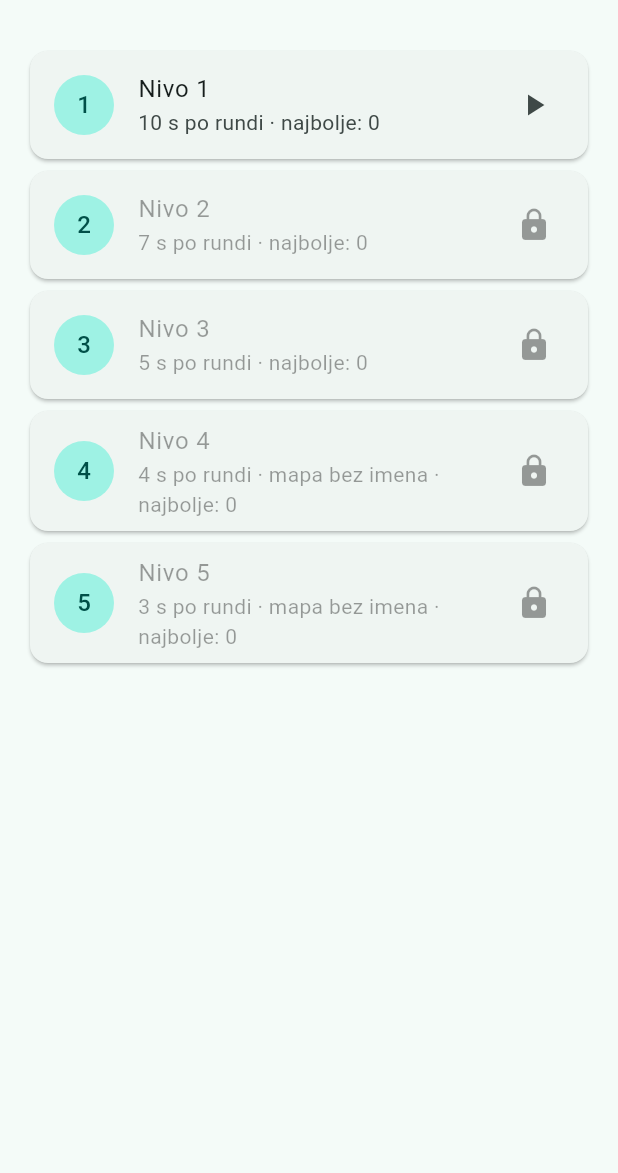
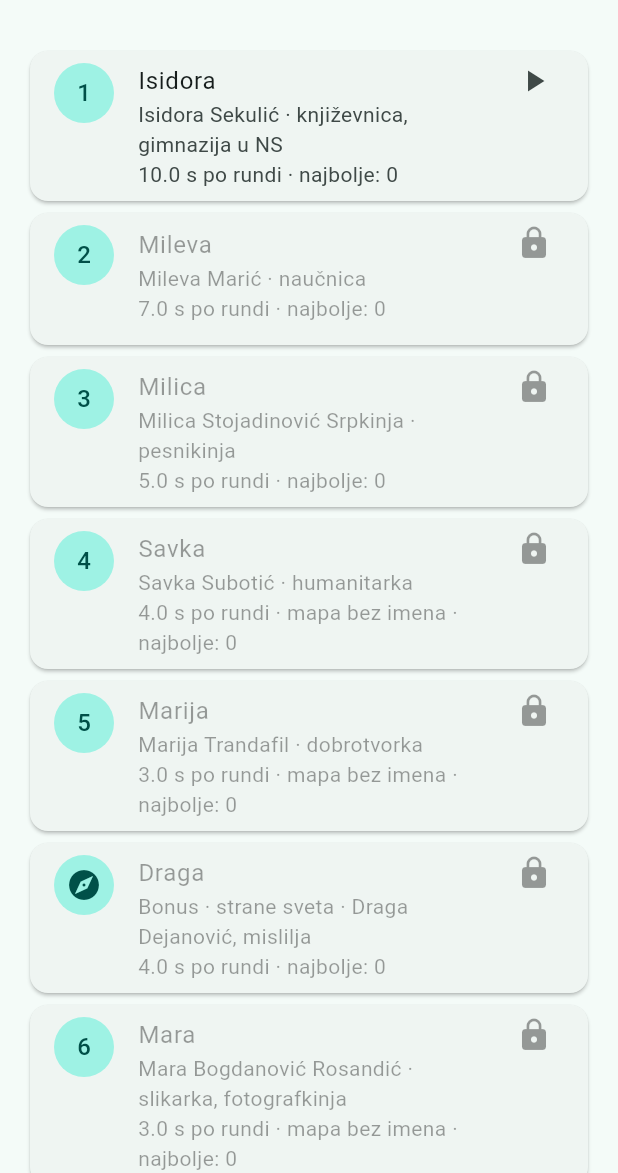
Before and after one commit to Git-FilipPerlic/deliverute, a Flutter app: the screen it shows after launch, on a phone screen of 412 x 824 dp, the part 63-1236 px from its top. Run offline on Flutter 3.47's test engine with Material 3 defaults, Android fonts, the phone set to English and light mode, and no system bars; our stand-ins replace flutter_map, latlong2, shared_preferences.

Commit message:
Vise adresa, blokasti font, 5 novih nivoa, bonus kompas nivo, nivoi nazvani po zenama Novog Sada
Co-Authored-By: Claude Sonnet 5.5 <noreply@anthropic.com>

```diff
--- a/lib/game/level.dart
+++ b/lib/game/level.dart
@@ -1,22 +1,84 @@
+import 'dart:math';
+
+import 'package:latlong2/latlong.dart';
+
+enum LevelKind { address, compass }
+
 /// Težina igre. Svaki nivo je teži od prethodnog: manji kvadrati, manje
-/// vremena, susedni (zbunjujući) kvadrati i na kraju mapa bez imena ulica.
+/// vremena, susedni (zbunjujući) kvadrati, mapa bez imena ulica i sve veći zoom.
 class Level {
-  final int number;
+  final int number; // redni broj u listi (čuva se u napretku)
+  final String title;
+  final LevelKind kind;
+  final double zoom;
   final double sizeScale; // 1.0 = ~600 m stranica kvadrata
   final Duration timeLimit; // po rundi; istek vremena = netačno
   final bool labels; // imena ulica na mapi
   final bool nearby; // kvadrati se biraju blizu tačnog
-  const Level(this.number, this.sizeScale, this.timeLimit,
-      {this.labels = true, this.nearby = false});
+  final String about; // žena po kojoj je nivo nazvan
+  const Level(
+    this.number,
+    this.title,
+    this.sizeScale,
+    this.timeLimit, {
+    this.zoom = 13.5,
+    this.labels = true,
+    this.nearby = false,
+    this.kind = LevelKind.address,
+    this.about = '',
+  });
 
   /// Tačnih odgovora (od 10) potrebno za otključavanje sledećeg nivoa.
   static const passMark = 7;
 
+  /// Redni broj bez bonus nivoa (Xenia = nivo 8).
+  int get shownNo =>
+      number - all.where((l) => l.kind == LevelKind.compass && l.number < number).length;
+
+  static const center = LatLng(45.2540, 19.8400);
+
+  /// Da li je tačka vidljiva na mapi pri ovom zoomu (sa marginom).
+  bool inView(LatLng p) {
+    final k = pow(2, 13.5 - zoom).toDouble() * .8;
+    return (p.latitude - center.latitude).abs() < 0.0256 * k &&
+        (p.longitude - center.longitude).abs() < 0.0242 * k;
+  }
+
   static const all = <Level>[
-    Level(1, 1.0, Duration(seconds: 10)),
-    Level(2, 0.8, Duration(seconds: 7)),
-    Level(3, 0.8, Duration(seconds: 5), nearby: true),
-    Level(4, 0.6, Duration(seconds: 4), labels: false, nearby: true),
-    Level(5, 0.5, Duration(seconds: 3), labels: false, nearby: true),
+    Level(1, 'Isidora', 1.0, Duration(seconds: 10),
+        about: 'Isidora Sekulić · književnica, gimnazija u NS'),
+    Level(2, 'Mileva', 0.8, Duration(seconds: 7),
+        about: 'Mileva Marić · naučnica'),
+    Level(3, 'Milica', 0.8, Duration(seconds: 5),
+        nearby: true, about: 'Milica Stojadinović Srpkinja · pesnikinja'),
+    Level(4, 'Savka', 0.6, Duration(seconds: 4),
+        labels: false, nearby: true, about: 'Savka Subotić · humanitarka'),
+    Level(5, 'Marija', 0.5, Duration(seconds: 3),
+        labels: false, nearby: true, about: 'Marija Trandafil · dobrotvorka'),
+    Level(6, 'Draga', 1.0, Duration(seconds: 4),
+        kind: LevelKind.compass,
+        about: 'Bonus · strane sveta · Draga Dejanović, mislilja'),
+    Level(7, 'Mara', 0.45, Duration(seconds: 3),
+        zoom: 14,
+        labels: false,
+        nearby: true,
+        about: 'Mara Bogdanović Rosandić · slikarka, fotografkinja'),
+    Level(8, 'Mira', 0.35, Duration(seconds: 3),
+        zoom: 14.5,
+        labels: false,
+        nearby: true,
+        about: 'Mira Banjac · glumica'),
+    Level(9, 'Xenia', 0.3, Duration(milliseconds: 2500),
+        zoom: 14.5, labels: false, nearby: true, about: 'Nivo 8'),
+    Level(10, 'Nataša', 0.25, Duration(milliseconds: 2500),
+        zoom: 15,
+        labels: false,
+        nearby: true,
+        about: 'Nataša Bekvalac · pevačica'),
+    Level(11, 'Julijana', 0.2, Duration(seconds: 2),
+        zoom: 15,
+        labels: false,
+        nearby: true,
+        about: 'Julijana Ilijić · borkinja za ženska prava'),
   ];
 }
--- a/lib/screens/home_screen.dart
+++ b/lib/screens/home_screen.dart
@@ -2,7 +2,7 @@ import 'package:flutter/material.dart';
 
 import '../data/progress.dart';
 import '../game/level.dart';
-import 'game_screen.dart';
+import 'level_screen.dart';
 
 class HomeScreen extends StatelessWidget {
   const HomeScreen({super.key});
@@ -20,19 +20,25 @@ class HomeScreen extends StatelessWidget {
               Card(
                 child: ListTile(
                   enabled: level.number <= progress.unlocked,
-                  leading: CircleAvatar(child: Text('${level.number}')),
-                  title: Text('Nivo ${level.number}'),
+                  leading: CircleAvatar(
+                    child: level.kind == LevelKind.compass
+                        ? const Icon(Icons.explore)
+                        : Text('${level.shownNo}'),
+                  ),
+                  title: Text(level.title),
                   subtitle: Text(
-                    '${level.timeLimit.inSeconds} s po rundi'
+                    '${level.about}\n'
+                    '${level.timeLimit.inMilliseconds / 1000} s po rundi'
                     '${level.labels ? '' : ' · mapa bez imena'}'
                     ' · najbolje: ${progress.bestFor(level.number)}',
                   ),
+                  isThreeLine: true,
                   trailing: level.number <= progress.unlocked
                       ? const Icon(Icons.play_arrow)
                       : const Icon(Icons.lock),
                   onTap: () => Navigator.push(
                     context,
-                    MaterialPageRoute(builder: (_) => GameScreen(level: level)),
+                    MaterialPageRoute(builder: (_) => levelScreen(level)),
                   ),
                 ),
               ),
--- a/pubspec.yaml
+++ b/pubspec.yaml
@@ -54,6 +54,11 @@ dev_dependencies:
 
 # The following section is specific to Flutter packages.
 flutter:
+  fonts:
+    - family: ArchivoBlack
+      fonts:
+        - asset: assets/fonts/ArchivoBlack-Regular.ttf
+
 
   # The following line ensures that the Material Icons font is
   # included with your application, so that you can use the icons in
```
Also changed, not shown: lib/data/addresses.dart (+45 -18 lines), lib/game/game_session.dart (+8 -2 lines), lib/screens/compass_screen.dart (added, +329 -0 lines), lib/screens/game_screen.dart (+14 -57 lines), lib/screens/level_screen.dart (added, +10 -0 lines), lib/widgets/address_block.dart (added, +53 -0 lines), lib/widgets/result_view.dart (added, +62 -0 lines), assets/fonts/ArchivoBlack-Regular.ttf (added).
